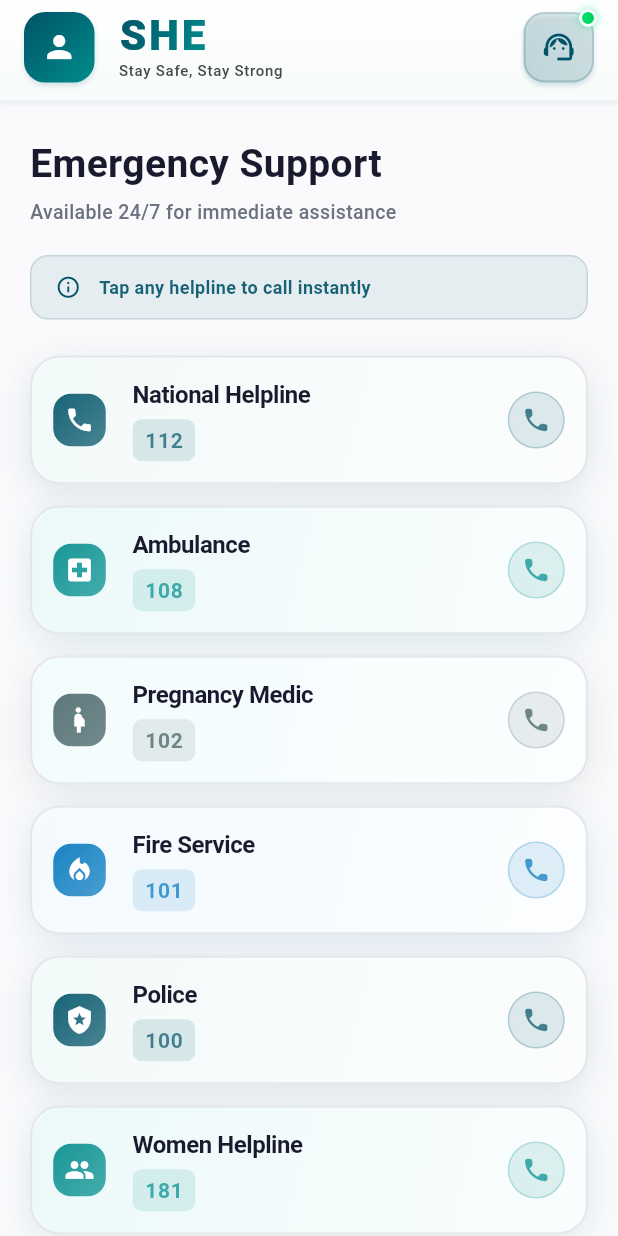
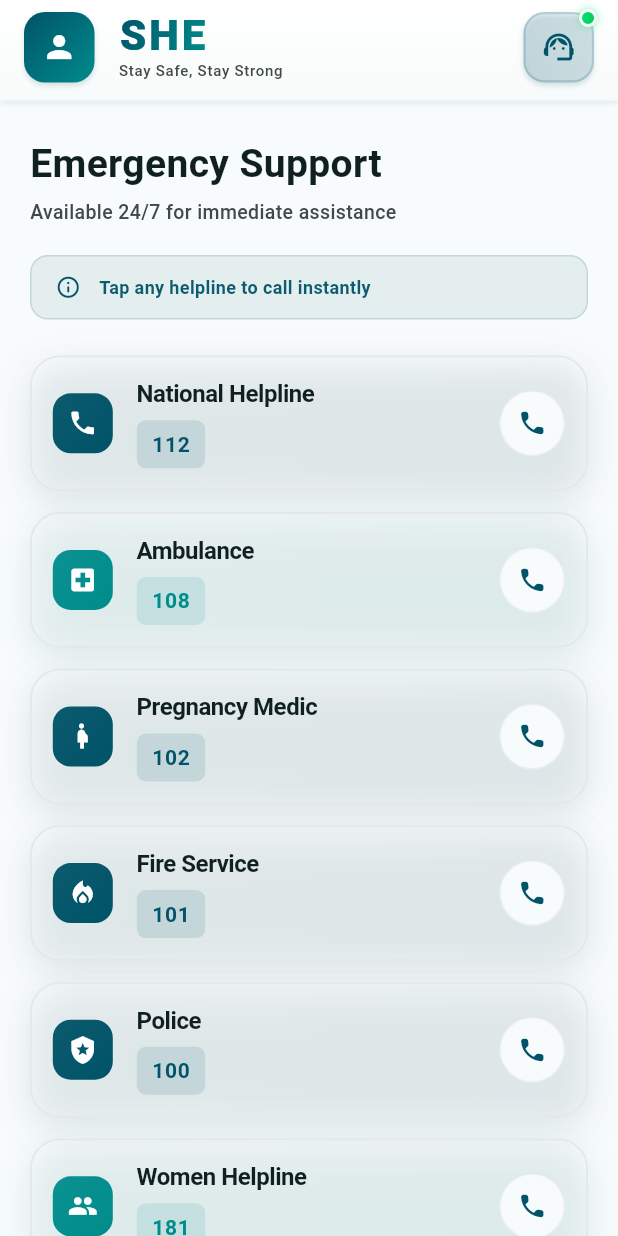
Before and after one commit to HarshasriM/everest_hackathon, a Flutter app: the HelplineScreen screen opened by its route, on a phone screen of 412 x 824 dp. Run offline on Flutter 3.47's test engine with Material 3 defaults, Android fonts, the phone set to English and light mode, and no system bars; our stand-ins replace audioplayers, bloc, dartz, dio, equatable, flutter_bloc and 19 more; accounts and stored records are empty.

Commit message:
Apply dark theme styles to helpline screen

```diff
--- a/lib/features/helpline/helpline_card.dart
+++ b/lib/features/helpline/helpline_card.dart
@@ -1,10 +1,11 @@
 import 'package:flutter/material.dart';
+import 'package:everest_hackathon/core/theme/color_scheme.dart';
 
 class HelplineCard extends StatefulWidget {
   final String number;
   final String name;
   final IconData icon;
-  final Color color;
+  final Color color; // suggested tint (from screen)
   final Color textColor;
   final VoidCallback onTap;
 
@@ -63,6 +64,98 @@ class _HelplineCardState extends State<HelplineCard>
 
   @override
   Widget build(BuildContext context) {
+    final theme = Theme.of(context);
+    final cs = theme.colorScheme;
+    final isDark = theme.brightness == Brightness.dark;
+
+    // Choose sensible colors that adapt to the theme.
+    // widget.color is a suggested tint from the parent; fall back to primary if it's transparent.
+    final tint = widget.color;
+    final primary = cs.primary;
+    final onSurface = cs.onSurface;
+    final onSurfaceVariant = cs.onSurfaceVariant;
+
+    // textColor param is preserved but prefer theme primary/onPrimary for accessibility
+    final effectiveTextColor = widget.textColor == const Color(0xFFE91E63)
+        ? primary
+        : widget.textColor;
+
+    // card background: in dark mode use surface (slightly elevated),
+    // in light mode keep near-white with subtle gradient using the tint.
+    final cardDecoration = BoxDecoration(
+      borderRadius: BorderRadius.circular(20),
+      color: isDark ? cs.surface : null,
+      gradient: isDark
+          ? LinearGradient(
+              colors: [
+                cs.surface.withOpacity(0.95),
+                cs.surface.withOpacity(0.90),
+              ],
+              begin: Alignment.topLeft,
+              end: Alignment.bottomRight,
+            )
+          : LinearGradient(
+              begin: Alignment.topLeft,
+              end: Alignment.bottomRight,
+              colors: [
+                tint.withOpacity(0.14),
+                tint.withOpacity(0.06),
+              ],
+            ),
+      border: Border.all(
+        color: isDark ? cs.onSurface.withOpacity(0.06) : const Color(0xFFE5E7EB),
+        width: 1.2,
+      ),
+      boxShadow: [
+        BoxShadow(
+          color: isDark ? Colors.black.withOpacity(0.45) : Colors.black.withOpacity(0.04),
+          blurRadius: isDark ? 16 : 16,
+          offset: const Offset(0, 6),
+        ),
+        // subtle colored glow using primary to retain brand feel
+        BoxShadow(
+          color: effectiveTextColor.withOpacity(isDark ? 0.06 : 0.08),
+          blurRadius: 24,
+          offset: const Offset(0, 8),
+        ),
+      ],
+    );
+
+    // Icon container for left icon. Use primary tint in dark mode but preserve contrast.
+    final iconContainerDecoration = BoxDecoration(
+      borderRadius: BorderRadius.circular(12),
+      gradient: isDark
+          ? LinearGradient(
+              colors: [
+                primary.withOpacity(0.12),
+                primary.withOpacity(0.08),
+              ],
+              begin: Alignment.topLeft,
+              end: Alignment.bottomRight,
+            )
+          : LinearGradient(
+              colors: [
+                effectiveTextColor.withOpacity(0.95),
+                effectiveTextColor,
+              ],
+              begin: Alignment.topLeft,
+              end: Alignment.bottomRight,
+            ),
+    );
+
+    // Number pill decoration
+    final numberPillDecoration = BoxDecoration(
+      color: isDark ? primary.withOpacity(0.12) : effectiveTextColor.withOpacity(0.12),
+      borderRadius: BorderRadius.circular(6),
+    );
+
+    // Call button style
+    final callButtonDecoration = BoxDecoration(
+      color: isDark ? cs.surface.withOpacity(0.06) : cs.surface,
+      borderRadius: BorderRadius.circular(40),
+      border: Border.all(color: cs.onSurface.withOpacity(0.06)),
+    );
+
     return GestureDetector(
       onTapDown: _handleTapDown,
       onTapUp: _handleTapUp,
@@ -70,111 +163,62 @@ class _HelplineCardState extends State<HelplineCard>
       child: ScaleTransition(
         scale: _scaleAnimation,
         child: Container(
-          decoration: BoxDecoration(
-            color: Colors.white,
-            borderRadius: BorderRadius.circular(20),
-            border: Border.all(
-              color: const Color(0xFFE5E7EB),
-              width: 1.5,
-            ),
-            boxShadow: [
-              BoxShadow(
-                color: Colors.black.withOpacity(0.04),
-                blurRadius: 16,
-                offset: const Offset(0, 4),
-              ),
-              BoxShadow(
-                color: widget.textColor.withOpacity(0.08),
-                blurRadius: 24,
-                offset: const Offset(0, 8),
-              ),
-            ],
-          ),
+          decoration: cardDecoration,
           child: Material(
             color: Colors.transparent,
             child: InkWell(
               borderRadius: BorderRadius.circular(20),
               onTap: widget.onTap,
-              splashColor: widget.textColor.withOpacity(0.08),
-              highlightColor: widget.textColor.withOpacity(0.04),
-              child: Container(
+              splashColor: effectiveTextColor.withOpacity(0.08),
+              highlightColor: effectiveTextColor.withOpacity(0.04),
+              child: Padding(
                 padding: const EdgeInsets.all(14),
-                decoration: BoxDecoration(
-                  gradient: LinearGradient(
-                    begin: Alignment.topLeft,
-                    end: Alignment.bottomRight,
-                    colors: [
-                      widget.color.withOpacity(0.4),
-                      widget.color.withOpacity(0.1),
-                    ],
-                  ),
-                  borderRadius: BorderRadius.circular(20),
-                ),
                 child: Row(
                   children: [
                     // Icon Container
                     Container(
-                      width: 35,
-                      height: 35,
-                      decoration: BoxDecoration(
-                        gradient: LinearGradient(
-                          begin: Alignment.topLeft,
-                          end: Alignment.bottomRight,
-                          colors: [
-                            widget.textColor.withOpacity(0.9),
-                            widget.textColor,
-                          ],
-                        ),
-                        borderRadius: BorderRadius.circular(12),
-                      ),
+                      width: 40,
+                      height: 40,
+                      decoration: iconContainerDecoration,
                       child: Icon(
                         widget.icon,
-                        color: Colors.white,
+                        color: isDark ? primary  : Colors.white,
                         size: 20,
                       ),
                     ),
-                    const SizedBox(width: 18),
+                    const SizedBox(width: 16),
 
                     // Text Content
                     Expanded(
                       child: Column(
                         crossAxisAlignment: CrossAxisAlignment.start,
                         children: [
+                          // Title
                           Text(
                             widget.name,
-                            style: const TextStyle(
+                            style: TextStyle(
                               fontSize: 16,
                               fontWeight: FontWeight.w700,
-                              color: Color(0xFF1A1A2E),
+                              color: onSurface,
                               letterSpacing: -0.3,
-                              height: 1.3,
+                              height: 1.28,
                             ),
                           ),
-                          const SizedBox(height: 6),
+                          const SizedBox(height: 8),
+                          // Number pill
                           Row(
                             children: [
                               Container(
-                                padding: const EdgeInsets.symmetric(
-                                  horizontal: 8,
-                                  vertical: 4,
-                                ),
-                                decoration: BoxDecoration(
-                                  color: widget.textColor.withOpacity(0.12),
-                                  borderRadius: BorderRadius.circular(6),
-                                ),
-                                child: Row(
-                                  mainAxisSize: MainAxisSize.min,
-                                  children: [
-                                    Text(
+                                padding: const EdgeInsets.symmetric(horizontal: 10, vertical: 6),
+                                decoration: numberPillDecoration,
+                                child: Text(
                                   widget.number,
                                   style: TextStyle(
                                     fontSize: 14,
-                                        color: widget.textColor,
+                                    color: isDark ? primary : effectiveTextColor,
                                     fontWeight: FontWeight.w700,
                                     letterSpacing: 0.5,
                                   ),
-                                    ),
-                                  ],
                                 ),
                               ),
                             ],
@@ -183,21 +227,16 @@ class _HelplineCardState extends State<HelplineCard>
                       ),
                     ),
 
+                    const SizedBox(width: 12),
+
                     // Call Button
                     Container(
-                      width: 38,
-                      height: 38,
-                      decoration: BoxDecoration(
-                        color: widget.textColor.withOpacity(0.12),
-                        borderRadius: BorderRadius.circular(40),
-                        border: Border.all(
-                          color: widget.textColor.withOpacity(0.2),
-                          width: 1,
-                        ),
-                      ),
+                      width: 44,
+                      height: 44,
+                      decoration: callButtonDecoration,
                       child: Icon(
                         Icons.phone_rounded,
-                        color: widget.textColor,
+                        color: primary,
                         size: 20,
                       ),
                     ),
--- a/lib/features/helpline/helpline_screen.dart
+++ b/lib/features/helpline/helpline_screen.dart
@@ -10,23 +10,20 @@ import './helpline_card.dart';
 class HelplineScreen extends StatelessWidget {
   const HelplineScreen({super.key});
 
-  static const Color secondaryColor = Color(0xFF9C27B0);
-  static const Color tertiaryColor = Color(0xFFFF5722);
-  static const Color backgroundColor = Color(0xFFFAFAFC);
-  static const Color surfaceColor = Color(0xFFFFFFFF);
-  static const Color textPrimaryColor = Color(0xFF1A1A2E);
-  static const Color textSecondaryColor = Color(0xFF6B7280);
-
   @override
   Widget build(BuildContext context) {
+    final theme = Theme.of(context);
+    final colorScheme = theme.colorScheme;
+    final isDark = theme.brightness == Brightness.dark;
+
     final size = MediaQuery.of(context).size;
     final isLargeScreen = size.width > 600;
 
     return BlocProvider(
       create: (_) => HelplineBloc()..add(LoadHelplines()),
       child: Scaffold(
-        backgroundColor: backgroundColor,
-        appBar: CustomAppBar(),
+        backgroundColor: theme.scaffoldBackgroundColor,
+        appBar: const CustomAppBar(),
         body: BlocConsumer<HelplineBloc, HelplineState>(
           listener: (context, state) {
             if (state is HelplineError) {
@@ -34,44 +31,70 @@ class HelplineScreen extends StatelessWidget {
                 SnackBar(
                   content: Row(
                     children: [
-                      const Icon(Icons.error_outline, color: Colors.white),
+                      Icon(Icons.error_outline, color: colorScheme.onError),
                       const SizedBox(width: 12),
                       Expanded(
                         child: Text(
                           state.message,
-                          style: const TextStyle(
+                          style: TextStyle(
                             fontSize: 14,
                             fontWeight: FontWeight.w500,
+                            color: colorScheme.onError,
                           ),
                         ),
                       ),
                     ],
                   ),
-                  backgroundColor: tertiaryColor,
+                  backgroundColor: colorScheme.error,
                   behavior: SnackBarBehavior.floating,
                   margin: const EdgeInsets.all(16),
                   shape: RoundedRectangleBorder(
                     borderRadius: BorderRadius.circular(12),
                   ),
-                  elevation: 4,
                 ),
               );
             }
           },
           builder: (context, state) {
             if (state is HelplineLoading) {
-              return const Center(
+              return Center(
                 child: CircularProgressIndicator(
-                  // valueColor: AlwaysStoppedAnimation<Color>(primaryColor),
+                  valueColor: AlwaysStoppedAnimation(colorScheme.primary),
                 ),
               );
             }
 
             if (state is HelplineLoaded) {
+              // Theme-aware card colors
+              final baseSurface = colorScheme.surface;
+
+              final c1 = isDark
+                  ? baseSurface.withOpacity(0.06)
+                  : AppColorScheme.primaryColor.withValues(alpha: 0.08);
+
+              final c2 = isDark
+                  ? baseSurface.withOpacity(0.05)
+                  : const Color(0xFFD0F0F0);
+
+              final c3 = isDark
+                  ? baseSurface.withOpacity(0.04)
+                  : const Color(0xFFE0F7FA);
+
+              final c4 = isDark
+                  ? baseSurface.withOpacity(0.045)
+                  : const Color(0xFFE3F2FD);
+
+              final cardColors = [
+                [c1, colorScheme.primary],
+                [c2, colorScheme.secondary],
+                [c3, colorScheme.primary],
+                [c4, colorScheme.primary],
+              ];
+
               return CustomScrollView(
                 physics: const BouncingScrollPhysics(),
                 slivers: [
-                  // Professional Header Section
+                  // HEADER
                   SliverToBoxAdapter(
                     child: Container(
                       margin: EdgeInsets.fromLTRB(
@@ -83,20 +106,12 @@ class HelplineScreen extends StatelessWidget {
                       child: Column(
                         crossAxisAlignment: CrossAxisAlignment.start,
                         children: [
-                          Row(
-                            children: [
-
-
-                              Expanded(
-                                child: Column(
-                                  crossAxisAlignment: CrossAxisAlignment.start,
-                                  children: [
-                                    const Text(
+                          Text(
                             'Emergency Support',
                             style: TextStyle(
                               fontSize: 26,
                               fontWeight: FontWeight.w700,
-                                        color: textPrimaryColor,
+                              color: colorScheme.onSurface,
                             ),
                           ),
                           const SizedBox(height: 4),
@@ -104,35 +119,35 @@ class HelplineScreen extends StatelessWidget {
                             'Available 24/7 for immediate assistance',
                             style: TextStyle(
                               fontSize: 13,
-                                        color: textSecondaryColor,
+                              color: colorScheme.onSurfaceVariant,
                               fontWeight: FontWeight.w500,
                               height: 1.4,
                             ),
                           ),
-                                  ],
-                                ),
-                              ),
-                            ],
-                          ),
                           const SizedBox(height: 20),
+
+                          // INFO BANNER
                           Container(
                             padding: const EdgeInsets.symmetric(
                               horizontal: 16,
                               vertical: 12,
                             ),
                             decoration: BoxDecoration(
-                              color: AppColorScheme.primaryColor.withValues(alpha: 0.08),
+                              color: isDark
+                                  ? colorScheme.surface.withOpacity(0.07)
+                                  : AppColorScheme.primaryColor.withValues(alpha: 0.08),
                               borderRadius: BorderRadius.circular(12),
                               border: Border.all(
-                                color: AppColorScheme.primaryColor.withValues(alpha: 0.15),
-                                width: 1,
+                                color: isDark
+                                    ? colorScheme.onSurface.withOpacity(0.06)
+                                    : AppColorScheme.primaryColor.withValues(alpha: 0.15),
                               ),
                             ),
                             child: Row(
                               children: [
                                 Icon(
                                   Icons.info_outline_rounded,
-                                  color: AppColorScheme.primaryColor,
+                                  color: colorScheme.primary,
                                   size: 17,
                                 ),
                                 const SizedBox(width: 12),
@@ -141,7 +156,7 @@ class HelplineScreen extends StatelessWidget {
                                     'Tap any helpline to call instantly',
                                     style: TextStyle(
                                       fontSize: 12,
-                                      color: AppColorScheme.primaryColor.withValues(alpha: 0.9),
+                                      color: colorScheme.primary.withOpacity(0.95),
                                       fontWeight: FontWeight.w600,
                                     ),
                                   ),
@@ -154,7 +169,7 @@ class HelplineScreen extends StatelessWidget {
                     ),
                   ),
 
-                  // Helplines List
+                  // HELPLINE LIST
                   SliverPadding(
                     padding: EdgeInsets.symmetric(
                       horizontal: isLargeScreen ? 24 : 20,
@@ -164,19 +179,11 @@ class HelplineScreen extends StatelessWidget {
                       delegate: SliverChildBuilderDelegate(
                         (context, index) {
                           final helpline = state.helplines[index];
-                          final colors = [
-                            [const Color(0xFFE0F2F1), AppColorScheme.primaryColor.withAlpha(180)],   // soft mint + deep teal
-                            [const Color(0xFFD0F0F0), AppColorScheme.secondaryColor.withAlpha(180)], // light teal + teal-green
-                            [const Color(0xFFE0F7FA), const Color(0xFF4D6A6D).withAlpha(200)],       // sky aqua + bright cyan
-                            [const Color(0xFFE3F2FD), const Color(0xFF0277BD).withAlpha(180)],       // light blue + ocean blue
-                          ];
-                          final colorPair = colors[index % colors.length];
+                          final colors = cardColors[index % cardColors.length];
 
                           return TweenAnimationBuilder<double>(
-                            duration: Duration(
-                              milliseconds: 200 + (index * 80),
-                            ),
-                            tween: Tween(begin: 0.0, end: 1.0),
+                            duration: Duration(milliseconds: 200 + (index * 80)),
+                            tween: Tween(begin: 0, end: 1),
                             curve: Curves.easeOutCubic,
                             builder: (context, value, child) {
                               return Transform.translate(
@@ -198,8 +205,8 @@ class HelplineScreen extends StatelessWidget {
                                     number: helpline.number,
                                     name: helpline.name,
                                     icon: helpline.icon,
-                                    color: colorPair[0],
-                                    textColor: colorPair[1],
+                                    color: Colors.white,
+                                    textColor: colors[1],
                                     onTap: () {
                                       context.read<HelplineBloc>().add(
                                             CallHelpline(helpline.number),
@@ -216,18 +223,15 @@ class HelplineScreen extends StatelessWidget {
                     ),
                   ),
 
-                  // Bottom Spacing
-                  const SliverToBoxAdapter(
-                    child: SizedBox(height: 24),
-                  ),
-
+                  const SliverToBoxAdapter(child: SizedBox(height: 30)),
                 ],
               );
             }
 
-            // Fallback for other states (including initial state)
-            return const Center(
-              child: CircularProgressIndicator(),
+            return Center(
+              child: CircularProgressIndicator(
+                valueColor: AlwaysStoppedAnimation(colorScheme.primary),
+              ),
             );
           },
         ),
```
Lines whose indentation alone changed are shown as unchanged.
